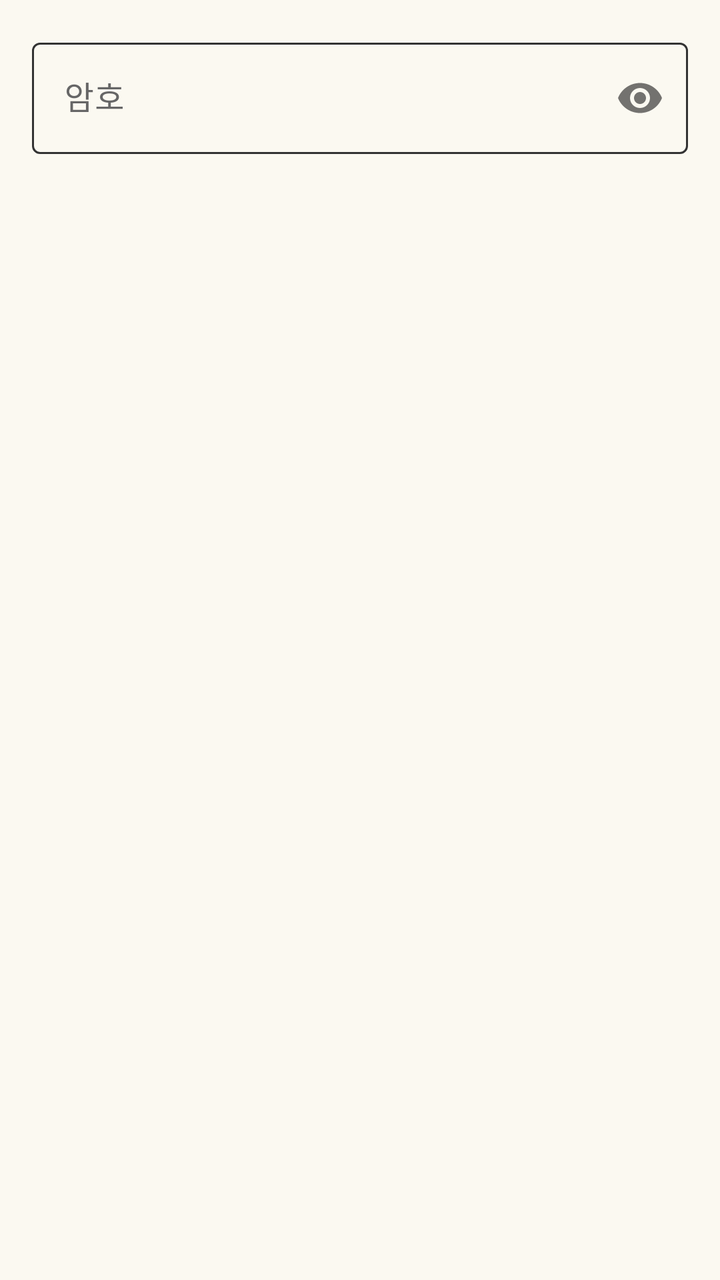
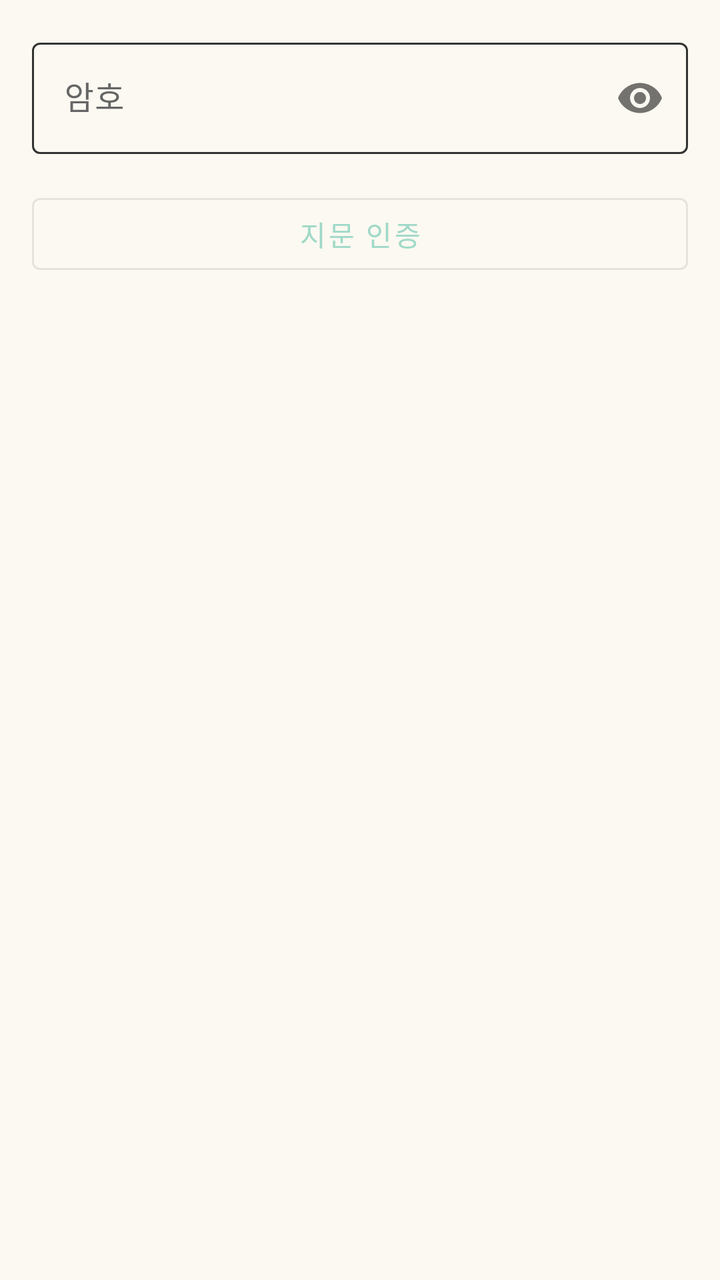

An Android layout rendered at two revisions. The XML below is the earlier revision; the diff shows what the commit changed to produce the second picture.
<!-- AndroidManifest.xml: application theme Theme.ToDoNote -->
<!-- res/layout/dialog_password.xml -->
<?xml version="1.0" encoding="utf-8"?>
<LinearLayout xmlns:android="http://schemas.android.com/apk/res/android"
    xmlns:app="http://schemas.android.com/apk/res-auto"
    android:layout_width="match_parent"
    android:layout_height="wrap_content"
    android:orientation="vertical"
    android:padding="16dp">

    <com.google.android.material.textfield.TextInputLayout
        android:id="@+id/password_layout"
        android:layout_width="match_parent"
        android:layout_height="wrap_content"
        android:hint="암호"
        app:passwordToggleEnabled="true">

        <com.google.android.material.textfield.TextInputEditText
            android:id="@+id/et_password"
            android:layout_width="match_parent"
            android:layout_height="wrap_content"
            android:inputType="textPassword" />

    </com.google.android.material.textfield.TextInputLayout>

</LinearLayout>
<!-- resources referenced by this layout -->
<resources>
  <style name="Theme.ToDoNote" parent="Base.Theme.ToDoNote" />
  <style name="Base.Theme.ToDoNote" parent="Theme.Material3.DayNight.NoActionBar">
          
          <item name="colorPrimary">@color/color_primary</item>
          <item name="colorPrimaryDark">@color/color_primary_dark</item>
          <item name="colorPrimaryVariant">@color/color_primary_light</item>
          
          
          <item name="colorSecondary">@color/color_secondary</item>
          <item name="colorSecondaryVariant">@color/color_secondary_dark</item>
          
          
          <item name="android:colorBackground">@color/color_background</item>
          <item name="colorSurface">@color/color_surface</item>
          
          
          <item name="android:textColorPrimary">@color/color_text_dark</item>
          <item name="android:textColorSecondary">@color/color_text_medium</item>
          <item name="colorOnPrimary">@color/white</item>
          <item name="colorOnSecondary">@color/color_text_dark</item>
          <item name="colorOnBackground">@color/color_text_dark</item>
          <item name="colorOnSurface">@color/color_text_dark</item>
          <item name="colorOnSurfaceVariant">@color/color_text_medium</item>
          
          
          <item name="colorAccent">@color/color_accent</item>
          
          
          <item name="colorOutline">@color/color_outline</item>
          
          
          <item name="android:statusBarColor">@android:color/black</item>
          <item name="android:windowLightStatusBar">false</item>
      </style>
  <color name="color_primary">#A0D9C8</color>
  <color name="color_primary_dark">#7DB8A5</color>
  <color name="color_primary_light">#C8E8DC</color>
  <color name="color_secondary">#F0D5C9</color>
  <color name="color_secondary_dark">#E0B5A3</color>
  <color name="color_background">#FBF9F1</color>
  <color name="color_surface">#FFFFFF</color>
  <color name="color_text_dark">#444444</color>
  <color name="color_text_medium">#666666</color>
  <color name="white">#FFFFFFFF</color>
  <color name="color_accent">#FFEB9E</color>
  <color name="color_outline">#333333</color>
</resources>

<!-- the commit's change to res/layout/dialog_password.xml (unified diff, before → after) -->
@@ -21,4 +21,13 @@
 
     </com.google.android.material.textfield.TextInputLayout>
 
+    <com.google.android.material.button.MaterialButton
+        android:id="@+id/btn_fingerprint"
+        android:layout_width="match_parent"
+        android:layout_height="wrap_content"
+        android:layout_marginTop="16dp"
+        android:text="지문 인증"
+        android:icon="@android:drawable/ic_lock_lock"
+        style="@style/Widget.MaterialComponents.Button.OutlinedButton" />
+
 </LinearLayout>
